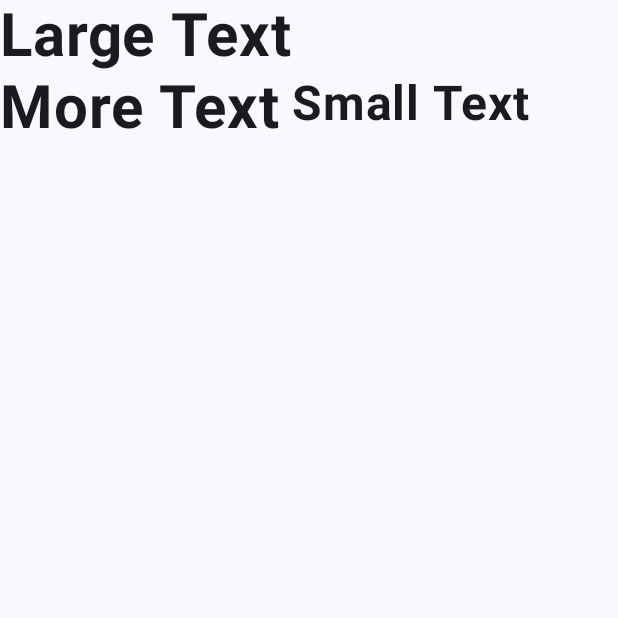
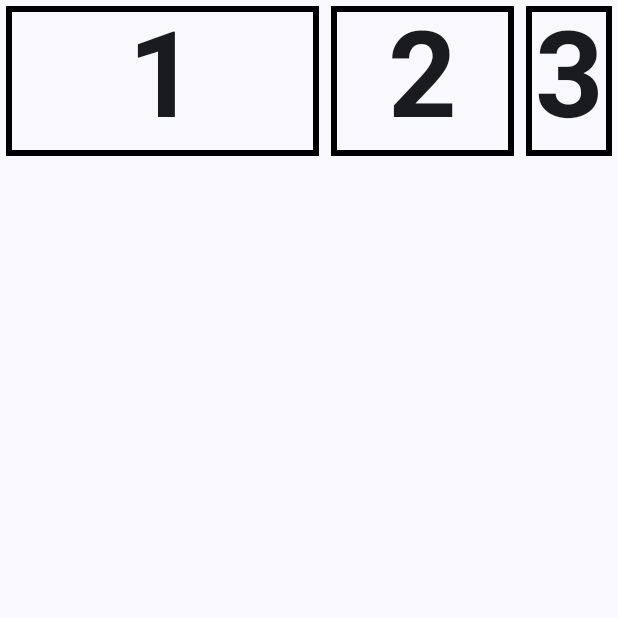
Before and after one commit to nothihg908-debug/RowColDemo, an Android app built with Jetpack Compose: the screen it shows after launch (MainActivity), on a phone screen of 412 x 824 dp, the top half of it. Run offline under Robolectric (Android 15) with nearby library versions, the phone set to English and light mode, and no system bars.

Commit message:
and project

```diff
--- a/app/src/main/java/com/example/rowcoldemo/MainActivity.kt
+++ b/app/src/main/java/com/example/rowcoldemo/MainActivity.kt
@@ -55,19 +55,9 @@ fun TextCell(text: String, modifier: Modifier = Modifier) {
 @Composable
 fun MainScreen(modifier: Modifier = Modifier) {
     Row {
-        Text(
-            text = "Large Text\n\nMore Text",
-            Modifier.alignBy(FirstBaseline),
-            fontSize = 40.sp,
-            fontWeight = FontWeight.Bold
-        )
-        Text(
-            text = "Small Text",
-            modifier = Modifier.paddingFrom(
-                alignmentLine = FirstBaseline, before = 80.dp, after = 0.dp),
-            fontSize = 32.sp,
-            fontWeight = FontWeight.Bold
-        )
+        TextCell("1", Modifier.weight(weight = 1f, fill = true))
+        TextCell("2", Modifier.weight(weight = 0.6f, fill = true))
+        TextCell("3", Modifier.weight(weight = 0.3f, fill = true))
     }
 }
 
```
